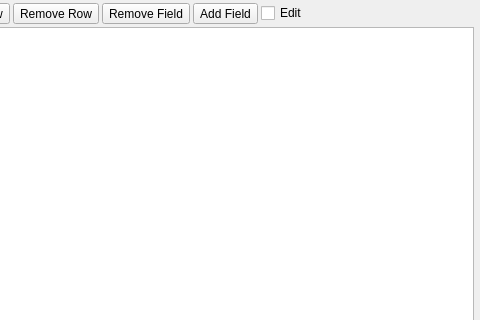
Qt form ui/raw/_attributesTable.ui (yiguanxianyu/PiGIS) before a commit; both pictures show x 103 to 583 and y 0 to 320 of the 583 by 401 pixel window.
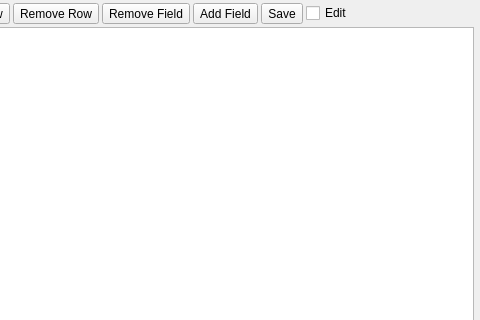
The same form after that commit.

Commit message: attr table insert&save

```diff
--- a/ui/raw/_attributesTable.ui
+++ b/ui/raw/_attributesTable.ui
@@ -69,6 +69,13 @@
        </property>
       </widget>
      </item>
+     <item>
+      <widget class="QToolButton" name="saveButton">
+       <property name="text">
+        <string>Save</string>
+       </property>
+      </widget>
+     </item>
      <item>
       <widget class="QCheckBox" name="toggleEditingCheckBox">
        <property name="contextMenuPolicy">
```
Left out of the diff: 16 changed lines with no effect on the pictures. The commit also changes 4 other files.
